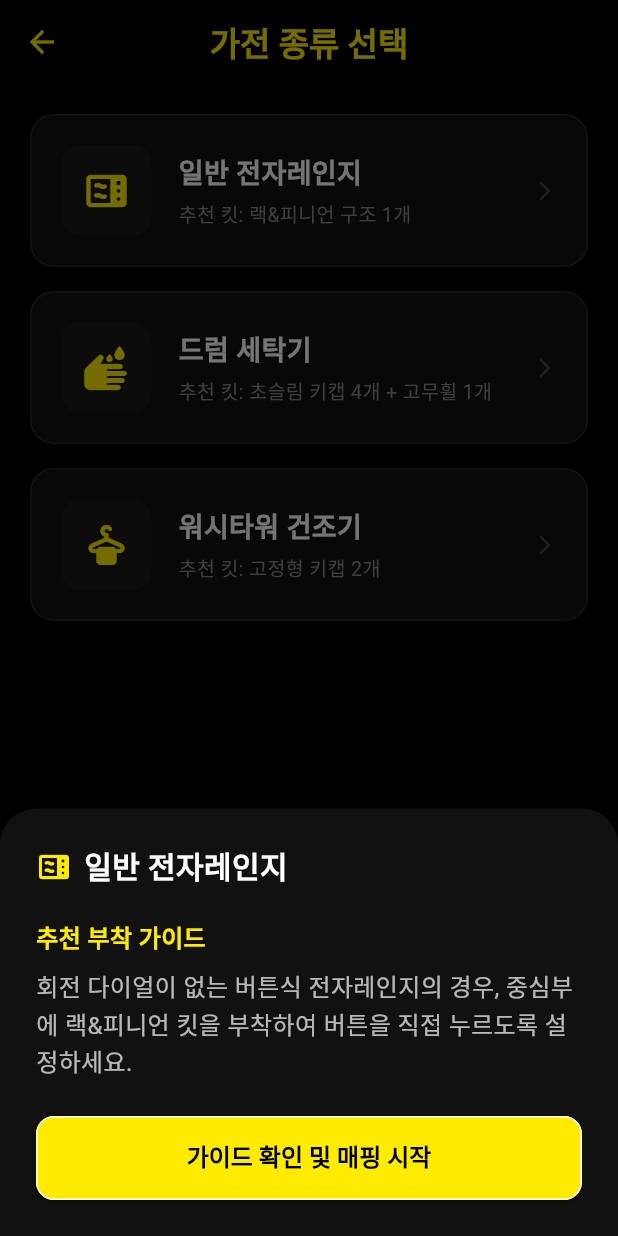
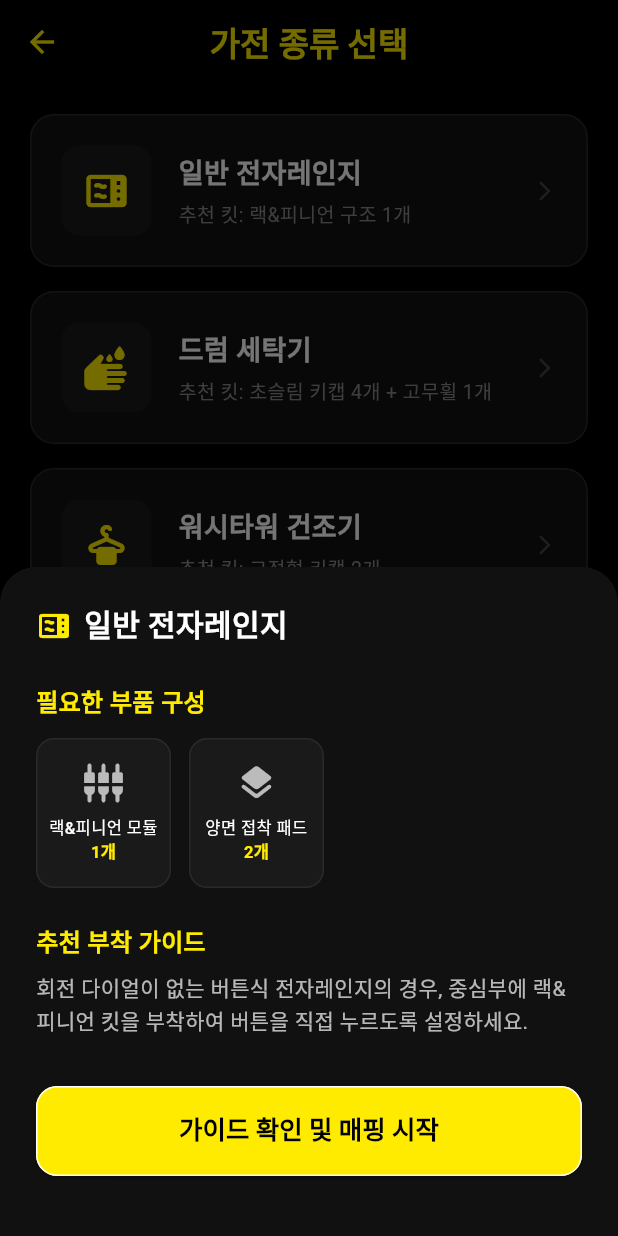
Before and after one commit to Seongwonp/touch_bridge, a Flutter app: the ApplianceSelectionScreen screen opened directly, after a tap on "일반 전자레인지", on a phone screen of 412 x 824 dp. Run offline on Flutter 3.47's test engine with Material 3 defaults, Android fonts, the phone set to English and light mode, and no system bars; our stand-ins replace flutter_tts, speech_to_text; missing offline and left inert: mobile_scanner.

Commit message:
기기 추가 가이드 제작

```diff
--- a/lib/models/appliance_config.dart
+++ b/lib/models/appliance_config.dart
@@ -9,8 +9,34 @@ enum ApplianceType {
   other         // 기타
 }
 
+/// 추천 킷에 포함된 개별 부품 정보
+class KitPart {
+  final String name;
+  final int count;
+  final IconData icon;
+
+  KitPart({
+    required this.name,
+    required this.count,
+    required this.icon,
+  });
+
+  Map<String, dynamic> toJson() => {
+    'name': name,
+    'count': count,
+    'icon': icon.codePoint,
+  };
+
+  factory KitPart.fromJson(Map<String, dynamic> json) {
+    return KitPart(
+      name: json['name'],
+      count: json['count'],
+      icon: IconData(json['icon'], fontFamily: 'MaterialIcons'),
+    );
+  }
+}
+
 /// 가전별 설정 및 추천 정보를 담는 모델 클래스
-/// 나중에 클라우드(Firebase 등)에 이 데이터 덩어리를 그대로 저장할 수 있습니다.
 class ApplianceConfig {
   final String id;
   final String name;
@@ -18,6 +44,7 @@ class ApplianceConfig {
 
   // 권장 하드웨어 구성
   final String recommendedKit; // 예: "초슬림 키캡 4개 + 고무휠 1개"
+  final List<KitPart> parts;   // 시각화를 위한 상세 부품 리스트
   final String assemblyGuide;  // 부착 가이드 문구
 
   // 기본 제어 값
@@ -32,6 +59,7 @@ class ApplianceConfig {
     required this.name,
     required this.type,
     required this.recommendedKit,
+    required this.parts,
     required this.assemblyGuide,
     this.defaultSensitivity = 70,
     this.defaultSpeed = 50,
@@ -45,6 +73,7 @@ class ApplianceConfig {
       'name': name,
       'type': type.toString(),
       'recommendedKit': recommendedKit,
+      'parts': parts.map((p) => p.toJson()).toList(),
       'assemblyGuide': assemblyGuide,
       'defaultSensitivity': defaultSensitivity,
       'defaultSpeed': defaultSpeed,
@@ -59,6 +88,9 @@ class ApplianceConfig {
       name: json['name'],
       type: ApplianceType.values.firstWhere((e) => e.toString() == json['type']),
       recommendedKit: json['recommendedKit'],
+      parts: (json['parts'] as List)
+          .map((p) => KitPart.fromJson(p))
+          .toList(),
       assemblyGuide: json['assemblyGuide'],
       defaultSensitivity: json['defaultSensitivity'],
       defaultSpeed: json['defaultSpeed'],
--- a/lib/screens/home/appliance_selection_screen.dart
+++ b/lib/screens/home/appliance_selection_screen.dart
@@ -138,9 +138,10 @@ class _ApplianceCard extends StatelessWidget {
     showModalBottomSheet(
       context: context,
       backgroundColor: const Color(0xFF111111),
+      isScrollControlled: true,
       shape: const RoundedRectangleBorder(borderRadius: BorderRadius.vertical(top: Radius.circular(24))),
       builder: (context) => Padding(
-        padding: const EdgeInsets.all(24),
+        padding: const EdgeInsets.fromLTRB(24, 24, 24, 40),
         child: Column(
           mainAxisSize: MainAxisSize.min,
           crossAxisAlignment: CrossAxisAlignment.start,
@@ -152,14 +153,48 @@ class _ApplianceCard extends StatelessWidget {
                 Text(appliance.name, style: const TextStyle(color: Colors.white, fontSize: 20, fontWeight: FontWeight.bold)),
               ],
             ),
-            const SizedBox(height: 20),
-            const Text('추천 부착 가이드', style: TextStyle(color: Color(0xFFFFEB00), fontWeight: FontWeight.bold)),
+            const SizedBox(height: 24),
+            const Text('필요한 부품 구성', style: TextStyle(color: Color(0xFFFFEB00), fontWeight: FontWeight.bold, fontSize: 16)),
+            const SizedBox(height: 12),
+
+            // 부품 시각화 리스트
+            Container(
+              height: 100,
+              child: ListView.builder(
+                scrollDirection: Axis.horizontal,
+                itemCount: appliance.parts.length,
+                itemBuilder: (context, index) {
+                  final part = appliance.parts[index];
+                  return Container(
+                    width: 90,
+                    margin: const EdgeInsets.only(right: 12),
+                    decoration: BoxDecoration(
+                      color: const Color(0xFF1A1A1A),
+                      borderRadius: BorderRadius.circular(12),
+                      border: Border.all(color: const Color(0xFF2A2A2A)),
+                    ),
+                    child: Column(
+                      mainAxisAlignment: MainAxisAlignment.center,
+                      children: [
+                        Icon(part.icon, color: Colors.white70, size: 28),
+                        const SizedBox(height: 8),
+                        Text(part.name, style: const TextStyle(color: Colors.white, fontSize: 11, fontWeight: FontWeight.w500), textAlign: TextAlign.center),
+                        Text('${part.count}개', style: const TextStyle(color: Color(0xFFFFEB00), fontSize: 11, fontWeight: FontWeight.bold)),
+                      ],
+                    ),
+                  );
+                },
+              ),
+            ),
+
+            const SizedBox(height: 24),
+            const Text('추천 부착 가이드', style: TextStyle(color: Color(0xFFFFEB00), fontWeight: FontWeight.bold, fontSize: 16)),
             const SizedBox(height: 8),
-            Text(appliance.assemblyGuide, style: const TextStyle(color: Colors.white70, height: 1.5)),
-            const SizedBox(height: 24),
+            Text(appliance.assemblyGuide, style: const TextStyle(color: Colors.white70, height: 1.5, fontSize: 14)),
+            const SizedBox(height: 32),
             SizedBox(
               width: double.infinity,
-              height: 56,
+              height: 60,
               child: ElevatedButton(
                 onPressed: () {
                   Navigator.pop(context);
@@ -171,9 +206,9 @@ class _ApplianceCard extends StatelessWidget {
                 style: ElevatedButton.styleFrom(
                   backgroundColor: const Color(0xFFFFEB00),
                   foregroundColor: Colors.black,
-                  shape: RoundedRectangleBorder(borderRadius: BorderRadius.circular(12)),
+                  shape: RoundedRectangleBorder(borderRadius: BorderRadius.circular(14)),
                 ),
-                child: const Text('가이드 확인 및 매핑 시작', style: TextStyle(fontWeight: FontWeight.bold, fontSize: 16)),
+                child: const Text('가이드 확인 및 매핑 시작', style: TextStyle(fontWeight: FontWeight.w900, fontSize: 17)),
               ),
             ),
           ],
--- a/lib/services/recommendation_service.dart
+++ b/lib/services/recommendation_service.dart
@@ -1,3 +1,4 @@
+import 'package:flutter/material.dart';
 import '../models/appliance_config.dart';
 
 /// 가전별 추천 데이터를 제공하는 서비스
@@ -9,6 +10,10 @@ class RecommendationService {
       name: '일반 전자레인지',
       type: ApplianceType.microwave,
       recommendedKit: '랙&피니언 구조 1개',
+      parts: [
+        KitPart(name: '랙&피니언 모듈', count: 1, icon: Icons.settings_input_component_rounded),
+        KitPart(name: '양면 접착 패드', count: 2, icon: Icons.layers_rounded),
+      ],
       assemblyGuide: '회전 다이얼이 없는 버튼식 전자레인지의 경우, 중심부에 랙&피니언 킷을 부착하여 버튼을 직접 누르도록 설정하세요.',
       defaultSensitivity: 60,
     ),
@@ -17,6 +22,11 @@ class RecommendationService {
       name: '드럼 세탁기',
       type: ApplianceType.washer,
       recommendedKit: '초슬림 키캡 4개 + 고무휠 1개',
+      parts: [
+        KitPart(name: '초슬림 키캡', count: 4, icon: Icons.radio_button_checked_rounded),
+        KitPart(name: '고무 휠 모듈', count: 1, icon: Icons.toll_rounded),
+        KitPart(name: '연장 케이블', count: 1, icon: Icons.cable_rounded),
+      ],
       assemblyGuide: '전원 및 시작 버튼에는 키캡을, 다이얼 조작부에는 고무휠을 배치하여 회전과 클릭을 동시에 지원하도록 구성하세요.',
       defaultSensitivity: 85,
     ),
@@ -25,6 +35,10 @@ class RecommendationService {
       name: '워시타워 건조기',
       type: ApplianceType.dryer,
       recommendedKit: '고정형 키캡 2개',
+      parts: [
+        KitPart(name: '고정형 키캡', count: 2, icon: Icons.touch_app_rounded),
+        KitPart(name: '수직 고정 브래킷', count: 1, icon: Icons.align_vertical_bottom_rounded),
+      ],
       assemblyGuide: '높은 위치에 있는 건조기 버튼은 터치 오류가 잦으므로, 기기를 수직으로 견고하게 고정하는 것이 중요합니다.',
       defaultSensitivity: 75,
     ),
```
Also changed, not shown: lib/screens/control/remote_control_screen.dart (+86 -1 lines).
